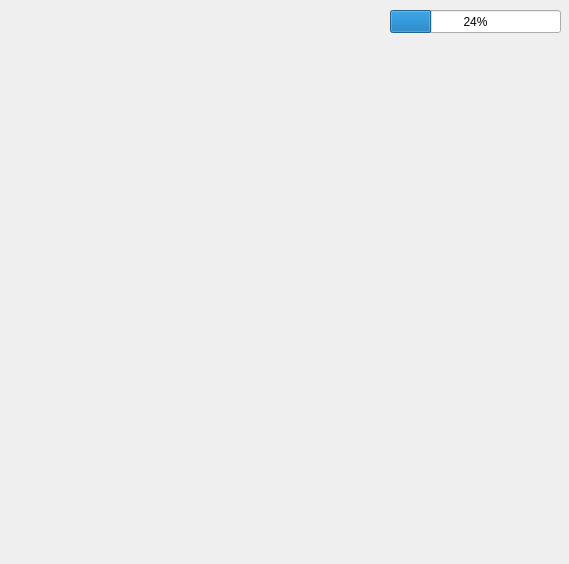
Old version of the form checking.ui in the repository Demonica22/CheckList.
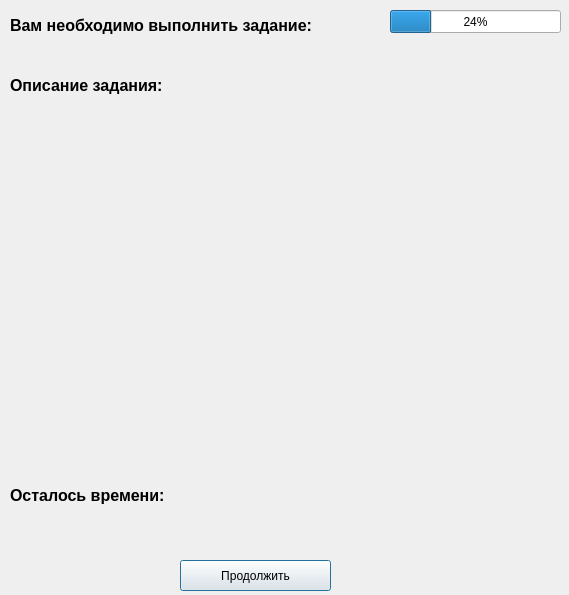
New version of the form.

Commit message: - Начало выполнения заданий

```diff
--- a/checking.ui
+++ b/checking.ui
@@ -7,7 +7,7 @@
     <x>0</x>
     <y>0</y>
     <width>569</width>
-    <height>564</height>
+    <height>595</height>
    </rect>
   </property>
   <property name="windowTitle">
@@ -26,6 +26,139 @@
     <number>24</number>
    </property>
   </widget>
+  <widget class="QPushButton" name="btn_continue">
+   <property name="geometry">
+    <rect>
+     <x>180</x>
+     <y>560</y>
+     <width>151</width>
+     <height>31</height>
+    </rect>
+   </property>
+   <property name="text">
+    <string>Продолжить</string>
+   </property>
+  </widget>
+  <widget class="QLabel" name="label">
+   <property name="geometry">
+    <rect>
+     <x>10</x>
+     <y>10</y>
+     <width>321</width>
+     <height>31</height>
+    </rect>
+   </property>
+   <property name="font">
+    <font>
+     <pointsize>12</pointsize>
+     <weight>75</weight>
+     <bold>true</bold>
+    </font>
+   </property>
+   <property name="text">
+    <string>Вам необходимо выполнить задание:</string>
+   </property>
+  </widget>
+  <widget class="QLabel" name="task_name_label">
+   <property name="geometry">
+    <rect>
+     <x>10</x>
+     <y>40</y>
+     <width>321</width>
+     <height>31</height>
+    </rect>
+   </property>
+   <property name="font">
+    <font>
+     <pointsize>12</pointsize>
+     <weight>75</weight>
+     <bold>true</bold>
+    </font>
+   </property>
+   <property name="text">
+    <string/>
+   </property>
+  </widget>
+  <widget class="QLabel" name="label_2">
+   <property name="geometry">
+    <rect>
+     <x>10</x>
+     <y>70</y>
+     <width>321</width>
+     <height>31</height>
+    </rect>
+   </property>
+   <property name="font">
+    <font>
+     <pointsize>12</pointsize>
+     <weight>75</weight>
+     <bold>true</bold>
+    </font>
+   </property>
+   <property name="text">
+    <string>Описание задания:</string>
+   </property>
+  </widget>
+  <widget class="QLabel" name="task_description_label">
+   <property name="geometry">
+    <rect>
+     <x>10</x>
+     <y>100</y>
+     <width>321</width>
+     <height>371</height>
+    </rect>
+   </property>
+   <property name="font">
+    <font>
+     <pointsize>12</pointsize>
+     <weight>75</weight>
+     <bold>true</bold>
+    </font>
+   </property>
+   <property name="text">
+    <string/>
+   </property>
+  </widget>
+  <widget class="QLabel" name="time_label">
+   <property name="geometry">
+    <rect>
+     <x>10</x>
+     <y>510</y>
+     <width>151</width>
+     <height>31</height>
+    </rect>
+   </property>
+   <property name="font">
+    <font>
+     <pointsize>12</pointsize>
+     <weight>75</weight>
+     <bold>true</bold>
+    </font>
+   </property>
+   <property name="text">
+    <string/>
+   </property>
+  </widget>
+  <widget class="QLabel" name="label_3">
+   <property name="geometry">
+    <rect>
+     <x>10</x>
+     <y>480</y>
+     <width>161</width>
+     <height>31</height>
+    </rect>
+   </property>
+   <property name="font">
+    <font>
+     <pointsize>12</pointsize>
+     <weight>75</weight>
+     <bold>true</bold>
+    </font>
+   </property>
+   <property name="text">
+    <string>Осталось времени:</string>
+   </property>
+  </widget>
  </widget>
  <resources/>
  <connections/>
```
The commit also changes 1 other file.
